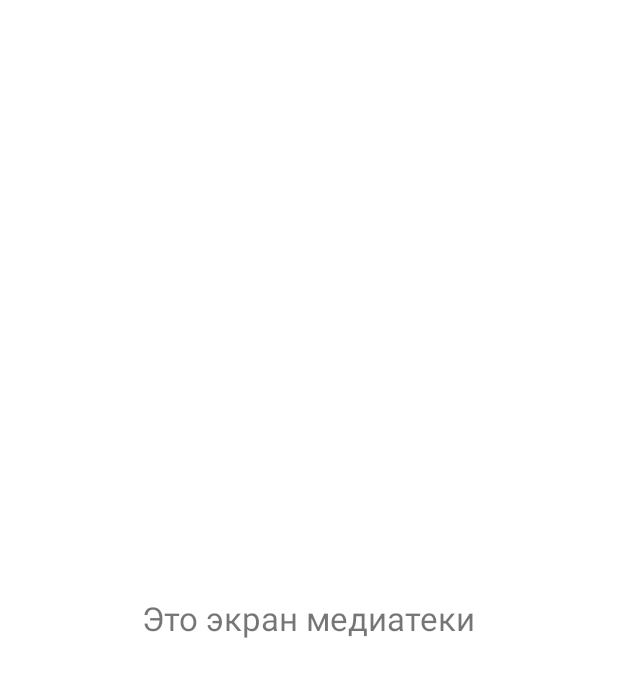
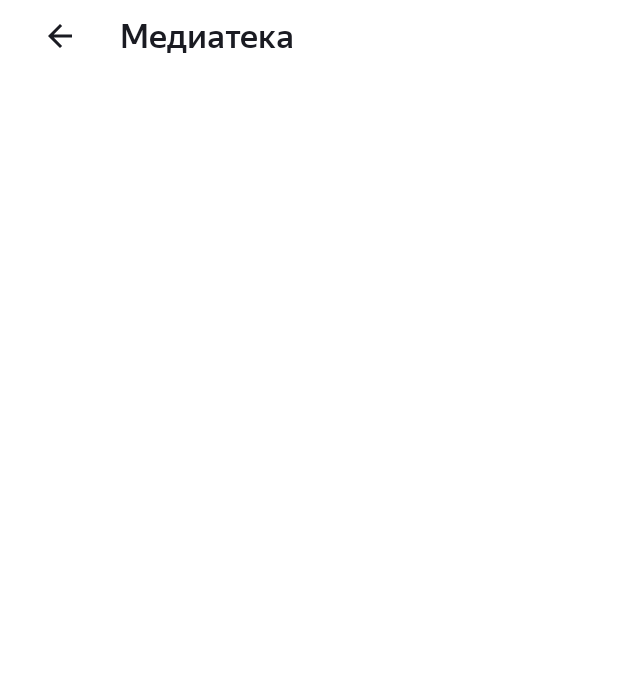
Before and after one commit to Dmitriy-noginsk/PlaylistMaker, an Android app: the layout activity_library.xml on its own in the app's theme, with its tools: preview values and no code run, on a phone screen of 412 x 824 dp. Shown: the top 677 px of the screen. Run offline under Robolectric (Android 15) with nearby library versions, the phone set to English and light mode, and no system bars.

Commit message:
18 спринт первая сдача

```diff
--- a/app/build.gradle.kts
+++ b/app/build.gradle.kts
@@ -7,6 +7,10 @@ plugins {
 android {
     namespace = "com.example.playlistmaker"
     compileSdk = 35
+
+    buildFeatures {
+        viewBinding = true
+    }
 
     defaultConfig {
         applicationId = "com.example.playlistmaker"
--- a/app/src/main/java/com/example/playlistmaker/di/ViewModelModule.kt
+++ b/app/src/main/java/com/example/playlistmaker/di/ViewModelModule.kt
@@ -1,5 +1,7 @@
 package com.example.playlistmaker.di
 
+import com.example.playlistmaker.presentation.library.favorites.FavoritesViewModel
+import com.example.playlistmaker.presentation.library.playlists.PlaylistsViewModel
 import com.example.playlistmaker.presentation.player.PlayerViewModel
 import com.example.playlistmaker.presentation.search.SearchViewModel
 import com.example.playlistmaker.presentation.settings.SettingsViewModel
@@ -26,4 +28,7 @@ val viewModelModule = module {
             mediaPlayer = get()
         )
     }
+
+    viewModel { FavoritesViewModel() }
+    viewModel { PlaylistsViewModel() }
 }
--- /dev/null
+++ b/app/src/main/java/com/example/playlistmaker/presentation/library/favorites/FavoritesViewModel.kt
@@ -0,0 +1,5 @@
+package com.example.playlistmaker.presentation.library.favorites
+
+import androidx.lifecycle.ViewModel
+
+class FavoritesViewModel : ViewModel()
--- /dev/null
+++ b/app/src/main/java/com/example/playlistmaker/presentation/library/playlists/PlaylistsViewModel.kt
@@ -0,0 +1,5 @@
+package com.example.playlistmaker.presentation.library.playlists
+
+import androidx.lifecycle.ViewModel
+
+class PlaylistsViewModel : ViewModel()
--- a/app/src/main/res/layout/activity_library.xml
+++ b/app/src/main/res/layout/activity_library.xml
@@ -1,15 +1,59 @@
 <?xml version="1.0" encoding="utf-8"?>
 <LinearLayout
     xmlns:android="http://schemas.android.com/apk/res/android"
+    xmlns:app="http://schemas.android.com/apk/res-auto"
+    android:id="@+id/root_library"
     android:layout_width="match_parent"
     android:layout_height="match_parent"
     android:orientation="vertical"
-    android:gravity="center"
-    android:padding="@dimen/padding_size">
+    android:paddingStart="@dimen/padding_size"
+    android:paddingEnd="@dimen/padding_size"
+    android:background="@color/settings">
 
-    <TextView
-        android:layout_width="wrap_content"
+    <LinearLayout
+        android:layout_width="match_parent"
         android:layout_height="wrap_content"
-        android:text="@string/activity_library"
-        android:textSize="@dimen/text_size" />
+        android:orientation="horizontal"
+        android:gravity="center_vertical"
+        android:paddingBottom="@dimen/padding_size">
+
+        <ImageView
+            android:id="@+id/btn_back"
+            android:layout_width="@dimen/layout_width_48"
+            android:layout_height="@dimen/layout_width_48"
+            android:src="@drawable/ic_back"
+            app:tint="@color/icon_arrow_back_color"/>
+
+        <TextView
+            android:id="@+id/tv_title"
+            android:layout_width="wrap_content"
+            android:layout_height="wrap_content"
+            android:layout_marginStart="@dimen/padding_size"
+            android:text="@string/media_title"
+            android:textColor="@color/letters"
+            android:textSize="@dimen/text_size"
+            android:fontFamily="@font/medium"/>
+    </LinearLayout>
+
+    <com.google.android.material.tabs.TabLayout
+        android:id="@+id/tabLayout"
+        android:layout_width="match_parent"
+        android:layout_height="48dp"
+        android:background="@android:color/transparent"
+        app:tabMode="fixed"
+        app:tabGravity="fill"
+        app:tabIndicatorHeight="2dp"
+        app:tabIndicatorFullWidth="true"
+        app:tabIndicatorColor="@color/letters"
+        app:tabSelectedTextColor="@color/letters"
+        app:tabTextColor="@color/icon_arrow_back_color"
+        app:tabTextAppearance="@style/LibraryTabText"
+        app:tabRippleColor="@android:color/transparent"/>
+
+    <androidx.viewpager2.widget.ViewPager2
+        android:id="@+id/viewPager"
+        android:layout_width="match_parent"
+        android:layout_height="0dp"
+        android:layout_weight="1"/>
+
 </LinearLayout>
--- a/app/src/main/res/values/dimens.xml
+++ b/app/src/main/res/values/dimens.xml
@@ -31,5 +31,6 @@
     <dimen name="rv_item_space">4dp</dimen>
     <dimen name="cover_radius">2dp</dimen>
     <dimen name="content_top_margin">12dp</dimen>
+    <dimen name="fragment_favorites">19sp</dimen>
 
 </resources>
--- a/app/src/main/res/values/strings.xml
+++ b/app/src/main/res/values/strings.xml
@@ -33,5 +33,11 @@
     <string name="country">Страна</string>
     <string name="track_name">Yesterday (Remastered 2009)</string>
     <string name="singer">The Beatles</string>
+    <string name="media_title">Медиатека</string>
+    <string name="media_tab_favorites">Избранные треки</string>
+    <string name="media_tab_playlists">Плейлисты</string>
+    <string name="media_favorites_empty">Ваша медиатека пуста</string>
+    <string name="media_new_playlist">Новый плейлист</string>
+    <string name="media_playlists_empty">Вы не создали\nни одного плейлиста</string>
 
 </resources>
--- a/app/src/main/res/values/styles.xml
+++ b/app/src/main/res/values/styles.xml
@@ -79,5 +79,13 @@
         <item name="fontFamily">@font/medium</item>
         <item name="android:textSize">14sp</item>
     </style>
+    <!-- Стиль для favorites -->
+    <style name="LibraryTabText">
+        <item name="android:textAllCaps">false</item>
+        <item name="android:textSize">14sp</item>
+        <item name="android:textStyle">normal</item>
+        <item name="android:fontFamily">@font/medium</item>
+    </style>
+
 
 </resources>
```
Also changed, not shown: app/src/main/java/com/example/playlistmaker/presentation/library/LibraryActivity.kt (+51 -1 lines), app/src/main/java/com/example/playlistmaker/presentation/library/LibraryViewPagerAdapter.kt (added, +19 -0 lines), app/src/main/java/com/example/playlistmaker/presentation/library/favorites/FavoritesFragment.kt (added, +20 -0 lines), app/src/main/java/com/example/playlistmaker/presentation/library/playlists/PlaylistsFragment.kt (added, +20 -0 lines), app/src/main/res/drawable/light_mode.xml (added, +20 -0 lines), app/src/main/res/layout/fragment_favorites.xml (added, +32 -0 lines), app/src/main/res/layout/fragment_playlists.xml (added, +56 -0 lines).
